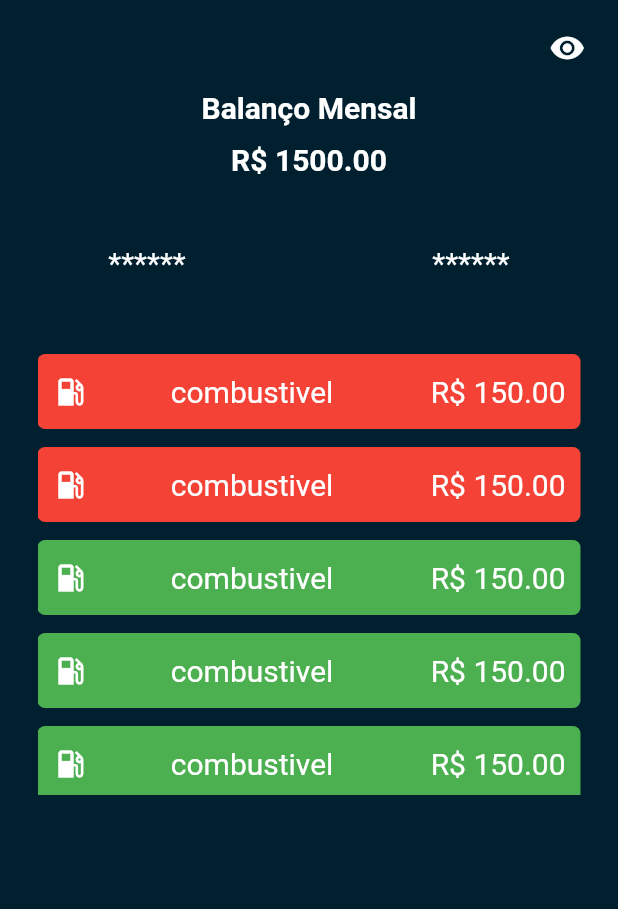
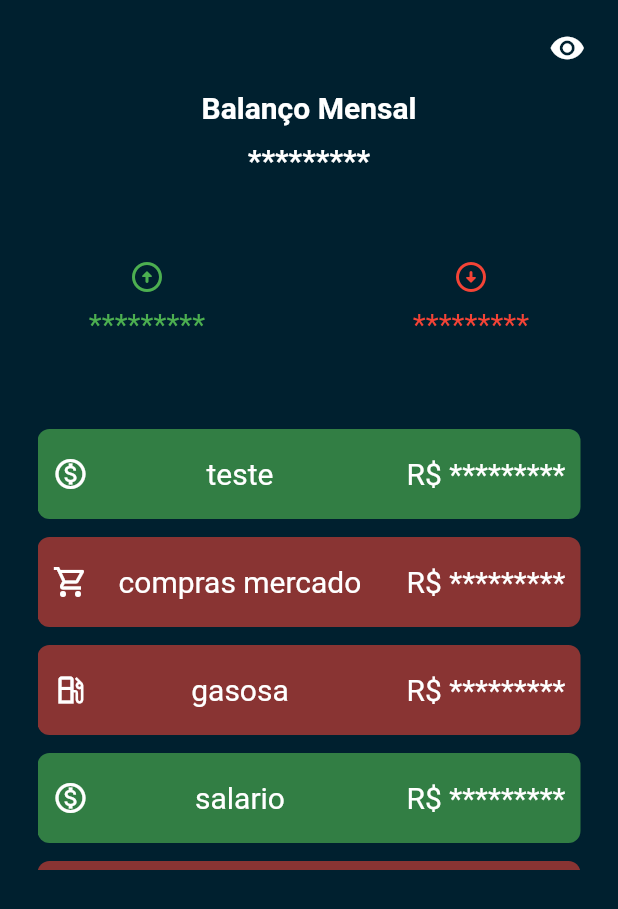
Before and after one commit to YohanToledo/coinomy-app-flutter, a Flutter app: the Home screen opened directly, on a phone screen of 412 x 824 dp. Shown: the top 909 px of the screen. Run offline on Flutter 3.47's test engine with Material 2 defaults, Android fonts, the light colour scheme and no system bars; our stand-ins replace dio; missing offline and left inert: dart:html.

Commit message:
update on Home screen

```diff
--- a/lib/global-constants.dart
+++ b/lib/global-constants.dart
@@ -4,3 +4,4 @@ const double FONT_TITLE_SIZE = 20;
 
 const Color LIGHT_COLOR = Color.fromARGB(190, 0, 255, 255);
 const Color DARK_COLOR = Color.fromARGB(255, 0, 32, 47);
+const Color NAV_BAR_COLOR = Color.fromARGB(255, 1, 22, 32);
--- a/lib/home.dart
+++ b/lib/home.dart
@@ -1,8 +1,25 @@
+// ignore_for_file: prefer_const_constructors
+
 import 'package:coinomy/global-constants.dart';
 import 'package:flutter/cupertino.dart';
 import 'package:flutter/material.dart';
 
-class Home extends StatelessWidget {
+class Home extends StatefulWidget {
+  const Home({Key? key}) : super(key: key);
+
+  @override
+  _HomeState createState() => _HomeState();
+}
+
+class _HomeState extends State<Home> {
+  bool isVisibleValues = false;
+
+  void toggleValuesVisibility() {
+    setState(() {
+      isVisibleValues = !isVisibleValues;
+    });
+  }
+
   @override
   Widget build(BuildContext context) {
     return Scaffold(
@@ -37,6 +54,22 @@ class Home extends StatelessWidget {
           ])),
     );
   }
+
+  Widget TopButtons(BuildContext context) {
+    return Container(
+        height: 20,
+        width: 100,
+        child: Padding(
+          padding: EdgeInsets.fromLTRB(
+              MediaQuery.of(context).size.width * 0.86, 10, 10, 0),
+          child: GestureDetector(
+            onTap: toggleValuesVisibility,
+            child: Icon(
+              isVisibleValues ? Icons.visibility_off : Icons.visibility,
+              color: Colors.white,
+            ),
+          ),
+        ));
   }
 
   Widget BalancoMensal() {
@@ -57,7 +90,7 @@ Widget BalancoMensal() {
         ),
         Center(
             child: Text(
-        "R\$ 1500.00",
+          isVisibleValues ? "R\$ 1500.00" : "*********",
           style: TextStyle(
               color: Colors.white,
               fontSize: FONT_TITLE_SIZE,
@@ -67,45 +100,50 @@ Widget BalancoMensal() {
     );
   }
 
-Widget TopButtons(BuildContext context) {
-  return Container(
-      height: 20,
-      width: 100,
-      child: Padding(
-          padding: EdgeInsets.fromLTRB(
-              MediaQuery.of(context).size.width * 0.86, 10, 10, 0),
-          child: Icon(
-            Icons.remove_red_eye,
-            color: Colors.white,
-          )));
-}
-
   Widget TotalReceitasDespesas() {
     return Container(
-      height: 30,
+        height: 80,
         width: 100,
         child: Row(
           mainAxisAlignment: MainAxisAlignment.spaceEvenly,
           children: [
-          Center(
-              child: Text(
-            '******',
+            Column(
+              mainAxisAlignment: MainAxisAlignment.center,
+              children: [
+                Icon(
+                  Icons.arrow_circle_up_rounded,
+                  color: Colors.green,
+                ),
+                SizedBox(height: 8),
+                Text(
+                  isVisibleValues ? "R\$ 3000.00" : "*********",
                   style: TextStyle(
-              color: Colors.white,
+                    color: Colors.green,
                     fontSize: FONT_TITLE_SIZE,
                   ),
-          )),
+                ),
+              ],
+            ),
             SizedBox(
               width: 30,
             ),
-          Center(
-              child: Text(
-            '******',
+            Column(
+              mainAxisAlignment: MainAxisAlignment.center,
+              children: [
+                Icon(
+                  Icons.arrow_circle_down_rounded,
+                  color: Colors.red,
+                ),
+                SizedBox(height: 8),
+                Text(
+                  isVisibleValues ? "R\$ 1500.00" : "*********",
                   style: TextStyle(
-              color: Colors.white,
+                    color: Colors.red,
                     fontSize: FONT_TITLE_SIZE,
                   ),
-          )),
+                ),
+              ],
+            ),
           ],
         ));
   }
@@ -114,37 +152,34 @@ Widget Listagem(context) {
     return Container(
       height: 300,
       margin: EdgeInsets.fromLTRB(20, 10, 20, 10),
-    child: ListView(children: <Widget>[
-      Card(context, Colors.red),
-      Card(context, Colors.red),
-      Card(context, Colors.green),
-      Card(context, Colors.green),
-      Card(context, Colors.green),
-      Card(context, Colors.red),
-    ]),
+      child: ListView(
+          children: <Widget>[for (var t in transactions) Card(context, t)]),
     );
   }
 
-Widget Card(context, Color color) {
+  Widget Card(context, Transaction transaction) {
     return Container(
         width: MediaQuery.of(context).size.width * 0.9,
-      height: 50,
+        height: 60,
         padding: EdgeInsets.fromLTRB(10, 10, 10, 10),
         margin: EdgeInsets.fromLTRB(0, 6, 0, 6),
-      decoration:
-          BoxDecoration(borderRadius: BorderRadius.circular(5), color: color),
+        decoration: BoxDecoration(
+            borderRadius: BorderRadius.circular(8),
+            color: transaction.tipo == "RECEITA"
+                ? const Color.fromARGB(167, 76, 175, 79)
+                : const Color.fromARGB(143, 244, 67, 54)),
         child: Row(
           mainAxisAlignment: MainAxisAlignment.spaceBetween,
-        children: const <Widget>[
+          children: <Widget>[
             Icon(
-            Icons.local_gas_station,
+              CategoryIcons[transaction.icone],
               color: Colors.white,
             ),
             SizedBox(
               width: 20,
             ),
             Text(
-            'combustivel',
+              transaction.descricao,
               style: TextStyle(
                 color: Colors.white,
                 fontSize: FONT_TITLE_SIZE,
@@ -154,7 +189,9 @@ Widget Card(context, Color color) {
               width: 30,
             ),
             Text(
-            'R\$ 150.00',
+              isVisibleValues
+                  ? "R\$ " + transaction.valor.toStringAsFixed(2)
+                  : "R\$ *********",
               textAlign: TextAlign.right,
               style: TextStyle(
                 color: Colors.white,
@@ -164,3 +201,36 @@ Widget Card(context, Color color) {
           ],
         ));
   }
+}
+
+const CategoryIcons = {
+  "cifrao": Icons.monetization_on_outlined,
+  "carrinho_mercado": Icons.shopping_cart_outlined,
+  "bomba_combustivel": Icons.local_gas_station_outlined,
+  "health": Icons.healing_rounded,
+};
+
+class Transaction {
+  int? id;
+  String descricao = "";
+  double valor = 0;
+  String tipo = "";
+  String icone = "";
+
+  Transaction(
+      int? id, String descricao, double valor, String tipo, String icone) {
+    this.id = id;
+    this.descricao = descricao;
+    this.valor = valor;
+    this.tipo = tipo;
+    this.icone = icone;
+  }
+}
+
+final List<Transaction> transactions = [
+  Transaction(1, "teste", 200.0, "RECEITA", "cifrao"),
+  Transaction(2, "compras mercado", 159.80, "DESPESA", "carrinho_mercado"),
+  Transaction(3, "gasosa", 80.0, "DESPESA", "bomba_combustivel"),
+  Transaction(4, "salario", 5000.0, "RECEITA", "cifrao"),
+  Transaction(5, "Desodorante rexona", 27.50, "DESPESA", "health"),
+];
--- a/lib/login.dart
+++ b/lib/login.dart
@@ -1,3 +1,5 @@
+// ignore_for_file: prefer_const_constructors
+
 import 'package:coinomy/global-constants.dart';
 import 'package:coinomy/home.dart';
 import 'package:coinomy/http_service.dart';
@@ -116,6 +118,14 @@ class _loginState extends State<Login> {
                       height: 50,
                       padding: EdgeInsets.fromLTRB(40, 0, 40, 0),
                       child: ElevatedButton(
+                        style: ElevatedButton.styleFrom(
+                            backgroundColor: LIGHT_COLOR),
+                        onPressed: () => Navigator.push(context,
+                            MaterialPageRoute(builder: (context) {
+                          return Screens();
+                        })),
+                        //_login,
+
                         child: const Text(
                           'Login',
                           style: TextStyle(
@@ -124,9 +134,6 @@ class _loginState extends State<Login> {
                             fontSize: 18,
                           ),
                         ),
-                        style: ElevatedButton.styleFrom(
-                            backgroundColor: LIGHT_COLOR),
-                        onPressed: _login,
                       )),
                   const SizedBox(
                     height: 20,
--- a/lib/screens.dart
+++ b/lib/screens.dart
@@ -28,14 +28,15 @@ class _ScreenState extends State<Screens> {
         body: tabs[currentTabIndex],
         bottomNavigationBar: Container(
           decoration: BoxDecoration(
-              color: Colors.white,
-              border: Border(top: BorderSide(color: LIGHT_COLOR, width: 1.0))),
+            color: Colors.white,
+            //border: Border(top: BorderSide(color: LIGHT_COLOR, width: 1.0)),
+          ),
           child: BottomNavigationBar(
             onTap: onTapped,
             currentIndex: currentTabIndex,
             showSelectedLabels: false,
             showUnselectedLabels: true,
-            backgroundColor: DARK_COLOR,
+            backgroundColor: NAV_BAR_COLOR,
             items: const <BottomNavigationBarItem>[
               BottomNavigationBarItem(
                 icon: Icon(
```
Lines whose indentation alone changed are shown as unchanged.
